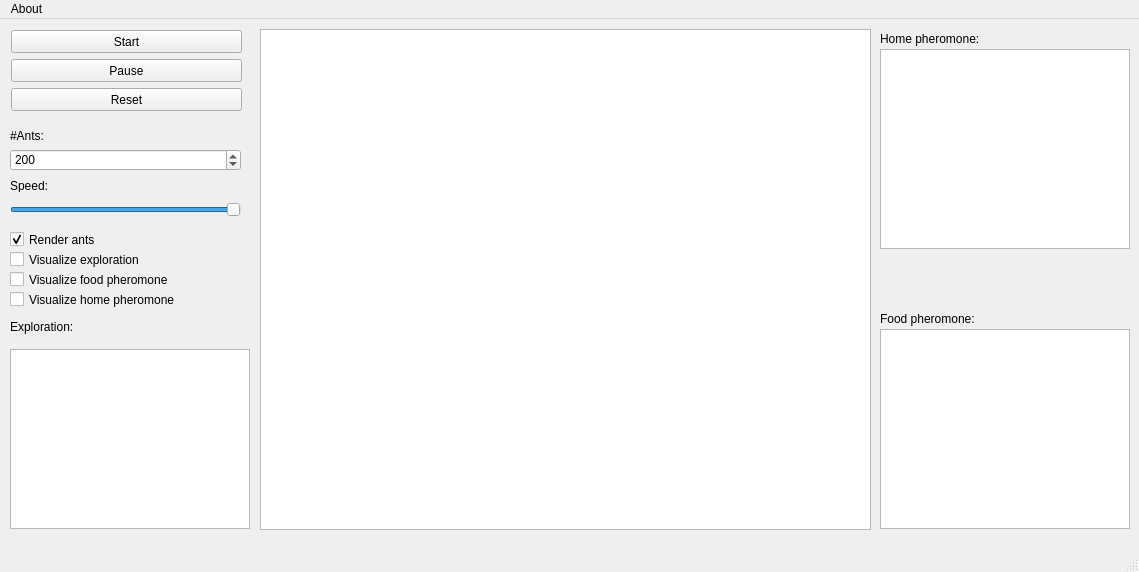
This is mainwindow.ui in GiorgosMethe/AntsMovement as Qt 5 draws it before an edit. The edited form follows.
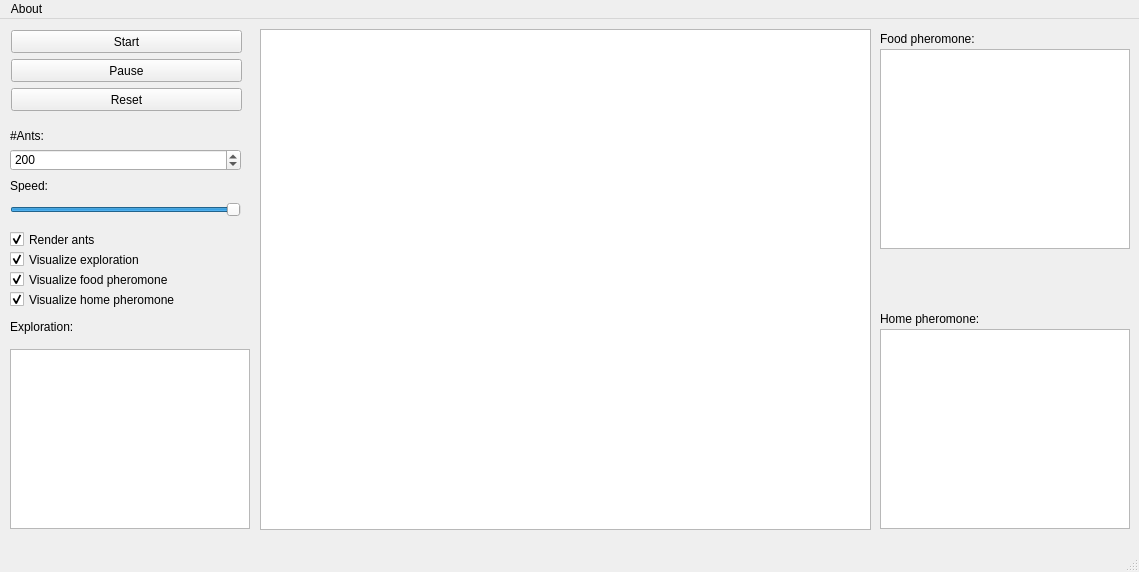
This is the edited form.

```diff
--- a/mainwindow.ui
+++ b/mainwindow.ui
@@ -112,6 +112,9 @@
     <property name="text">
      <string>Visualize exploration</string>
     </property>
+    <property name="checked">
+     <bool>true</bool>
+    </property>
    </widget>
    <widget class="QGraphicsView" name="graphicsView">
     <property name="geometry">
@@ -168,7 +171,7 @@
      </rect>
     </property>
     <property name="text">
-     <string>Home pheromone:</string>
+     <string>Food pheromone:</string>
     </property>
    </widget>
    <widget class="QLabel" name="label_4">
@@ -181,7 +184,7 @@
      </rect>
     </property>
     <property name="text">
-     <string>Food pheromone:</string>
+     <string>Home pheromone:</string>
     </property>
    </widget>
    <widget class="QPushButton" name="pushButtonStart">
@@ -258,6 +261,9 @@
     <property name="text">
      <string>Visualize food pheromone</string>
     </property>
+    <property name="checked">
+     <bool>true</bool>
+    </property>
    </widget>
    <widget class="QCheckBox" name="checkBox_4">
     <property name="geometry">
@@ -271,6 +277,9 @@
     <property name="text">
      <string>Visualize home pheromone</string>
     </property>
+    <property name="checked">
+     <bool>true</bool>
+    </property>
    </widget>
   </widget>
   <widget class="QMenuBar" name="menuBar">
```
